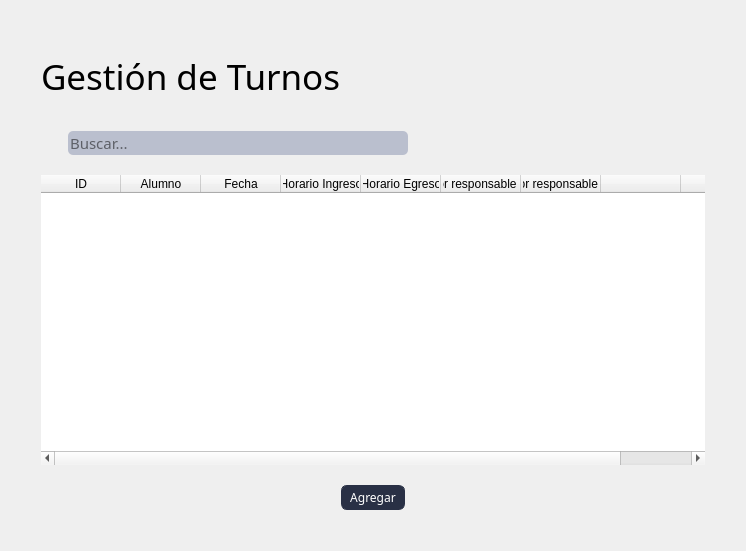
This is blustock/ui/screens_uis/turnos.ui in MaxAPBusiness/Blustock as Qt 5 draws it before an edit. The edited form follows.
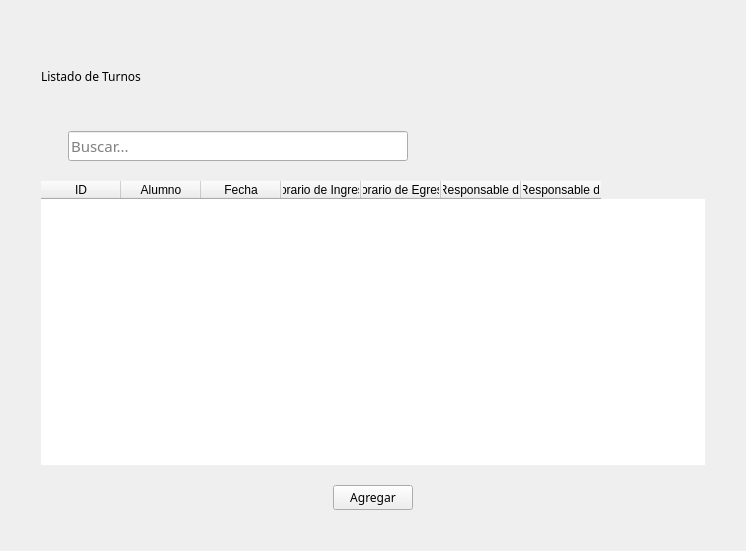
This is the edited form. Icons and pictures are not drawn.

Commit message: Conecté las pantallas alumnos y otro personal, estoy conectando la pantalla de turnos.

```diff
--- a/blustock/ui/screens_uis/turnos.ui
+++ b/blustock/ui/screens_uis/turnos.ui
@@ -14,133 +14,7 @@
    <string>Form</string>
   </property>
   <property name="styleSheet">
-   <string notr="true">*{
-    font-family: 'Oswald', sans-serif;
-    font-weight: 400;
-}
-
-QMenuBar{
-    background-color: #293045;
-    padding: 0;    
-    font-size: 14px;
-    color:white;
-}
-
-QMenuBar:item{
-    padding: 17px;
-    border-radius: 10px;
-
-}
-
-QMenuBar:item:selected{
-    background-color: #768AC5;
-    color:black;
-    border-radius: 5px;
-    margin: 10px;
-    
-    
-
-}
-
-QMenu{
-    background-color: #293045;
-
-    color: white;
-}
-
-QMenu:item{
-    padding: 5px;
-    border-radius: 5px;
-}
-
-QMenu:item:selected{
-    background-color: #768AC5;
-    color:white;
-
-}
-Qmenu#icon{
-   icon:size 40px; 
-    
-}
-
-
-QRadioButton:indicator{
-    border-style: solid;
-    border-color:  #293045;
-    border-radius: 6%;
-    border-width:  2px;
-    background-color: #BABFCE;
-}
-QRadioButton::indicator:checked{
-    background-color: #768AC5;
-}
-
-#label{
-    font-size: 35px;
-}
-
-#usuariosLabel{
-    font-size: 14px;
-}
-
-#contraseALabel{
-    font-size: 14px;
-}
-
-#usuariosLineEdit{
-    width: 170px;
-    height: 20px;
-    border-radius: 10px;
-}
-
-#passwordLineEdit{
-    width: 170px;
-    height: 20px;
-    border-radius: 10px;
-}
-
-#labelprofesores{
-    font-size: 26px;
-}
-
-QLineEdit{
-    border-radius: 5px;
-    background-color: #BABFCE;
-    
-}
-
-#title{
-    width: 100px;
-    height: 200px;
-}
-
-
-
-QPushButton{
-    border-color:#293045;
-    border-style: solid;
-    border-width: 1px;
-    border-radius: 6px;
-    background-color: #293045;
-    color:#ffffff;
-    padding: 3px 8px;
-
-}
-QPushButton:hover{
-    background-color:#768AC5;
-    color:#293045;
-}
-QPushButton:pressed {
-    background-color: #293045;
-
-}
-
-#pushButton_5{
-    padding: 10px;
-    background-color: #768AC5;
-    border-radius: 15%;
-}
-
+   <string notr="true">
 </string>
   </property>
   <layout class="QHBoxLayout" name="horizontalLayout_4">
@@ -178,11 +52,12 @@
        <property name="font">
         <font>
          <family>Oswald</family>
+         <weight>50</weight>
          <bold>false</bold>
         </font>
        </property>
        <property name="text">
-        <string>Gestión de Turnos</string>
+        <string>Listado de Turnos</string>
        </property>
       </widget>
      </item>
@@ -222,6 +97,7 @@
           <font>
            <family>Oswald</family>
            <pointsize>11</pointsize>
+           <weight>50</weight>
            <bold>false</bold>
           </font>
          </property>
@@ -300,32 +176,22 @@
        </column>
        <column>
         <property name="text">
-         <string>Horario Ingreso</string>
+         <string>Horario de Ingreso</string>
         </property>
        </column>
        <column>
         <property name="text">
-         <string>Horario Egreso</string>
+         <string>Horario de Egreso</string>
         </property>
        </column>
        <column>
         <property name="text">
-         <string>Profesor responsable ingreso</string>
+         <string>Profesor Responsable del Ingreso</string>
         </property>
        </column>
        <column>
         <property name="text">
-         <string>Profesor responsable egreso</string>
-        </property>
-       </column>
-       <column>
-        <property name="text">
-         <string/>
-        </property>
-       </column>
-       <column>
-        <property name="text">
-         <string/>
+         <string>Profesor Responsable del Egreso</string>
         </property>
        </column>
       </widget>
@@ -356,6 +222,7 @@
          <property name="font">
           <font>
            <family>Oswald</family>
+           <weight>50</weight>
            <bold>false</bold>
           </font>
          </property>
```
Left out of the diff: 6 changed lines with no effect on the pictures. The commit also changes 3 other files.
